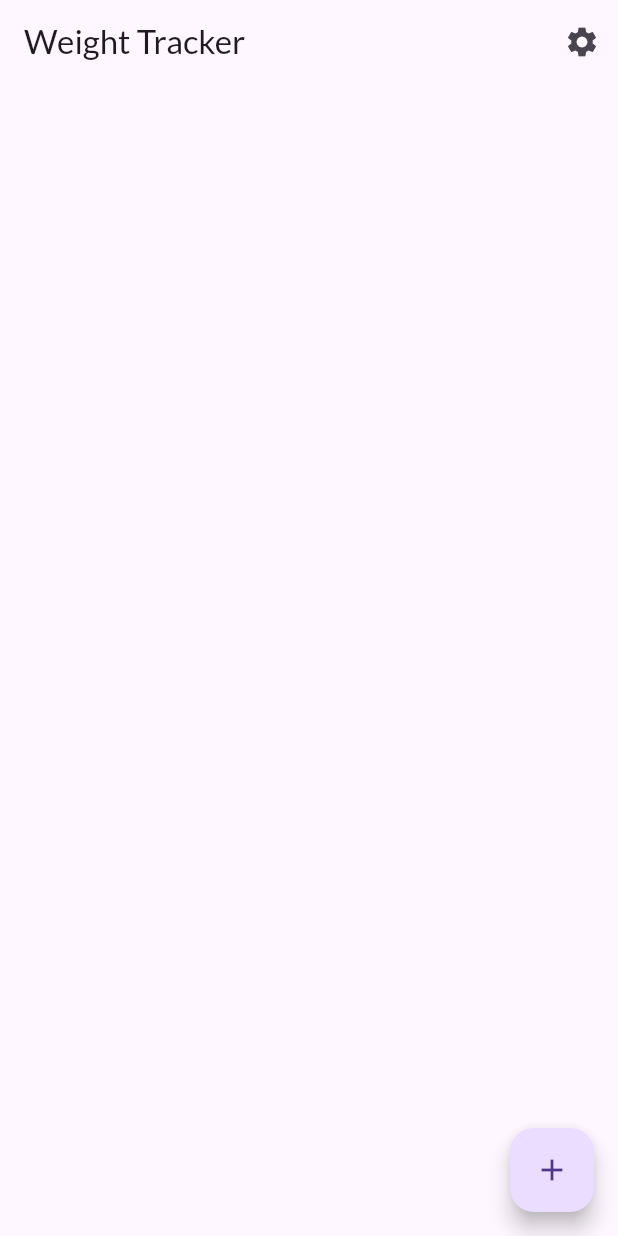
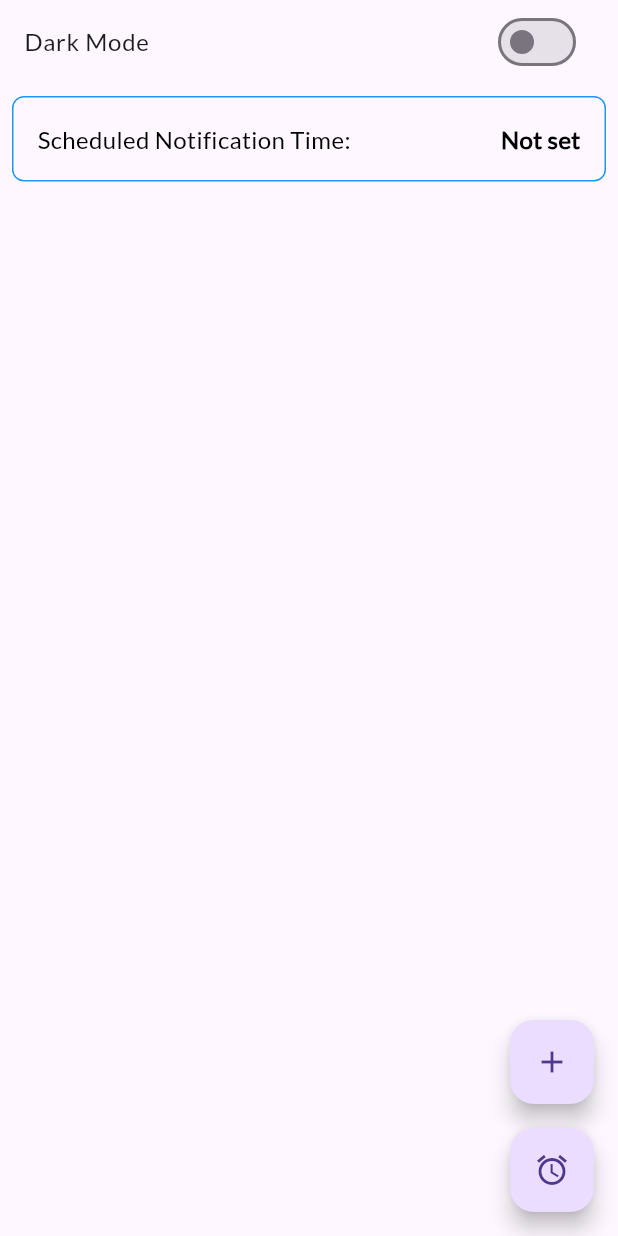
Before and after one commit to aatikakhan/weight-tracker, a Flutter app: the screen it shows after launch, on a phone screen of 412 x 824 dp. Run offline on Flutter 3.47's test engine with Material 3 defaults, Android fonts, the phone set to English and light mode, and no system bars; our stand-ins replace flutter_local_notifications, sqflite, timezone; accounts and stored records are empty.

Commit message:
fix display of widgets with notification time

```diff
--- a/lib/components/weight_entry_tile.dart
+++ b/lib/components/weight_entry_tile.dart
@@ -9,7 +9,8 @@ class WeightEntryTile extends StatelessWidget {
 
   @override
   Widget build(BuildContext context) {
-    String formattedDate = DateFormat('dd MMMM yyyy hh:mm').format(entry.date);
+    String formattedDate =
+        DateFormat('dd MMMM yyyy hh:mm a').format(entry.date);
     return ListTile(
       title: entry.isMissed
           ? const Text(
--- a/lib/main.dart
+++ b/lib/main.dart
@@ -2,7 +2,7 @@ import 'package:flutter/material.dart';
 import 'package:provider/provider.dart';
 import 'providers/weight_provider.dart';
 import 'screens/home_screen.dart';
-import 'screens/settings_screen.dart';
+// import 'screens/settings_screen.dart';
 import 'services/notification_service.dart';
 import 'theme/theme.dart';
 import 'package:timezone/data/latest.dart' as tz;
@@ -11,6 +11,7 @@ void main() async {
   WidgetsFlutterBinding.ensureInitialized();
   await NotificationService().init();
   tz.initializeTimeZones();
+
   runApp(const MyApp());
 }
 
@@ -19,8 +20,11 @@ class MyApp extends StatelessWidget {
 
   @override
   Widget build(BuildContext context) {
-    return ChangeNotifierProvider(
-      create: (_) => WeightProvider(),
+    return MultiProvider(
+      providers: [
+        ChangeNotifierProvider(create: (_) => WeightProvider()),
+        Provider(create: (_) => NotificationService()), // Provide NotificationService
+      ],
       child: Consumer<WeightProvider>(
         builder: (context, weightProvider, child) {
           return MaterialApp(
--- a/lib/screens/home_screen.dart
+++ b/lib/screens/home_screen.dart
@@ -1,6 +1,7 @@
 import 'package:flutter/material.dart';
 import 'package:provider/provider.dart';
 import '../providers/weight_provider.dart';
+import '../services/notification_service.dart';
 import '../components/weight_entry_tile.dart';
 
 class HomeScreen extends StatefulWidget {
@@ -15,6 +16,31 @@ class _HomeScreenState extends State<HomeScreen> {
   void initState() {
     super.initState();
     Provider.of<WeightProvider>(context, listen: false).loadWeights();
+  }
+
+  void _scheduleNotification() async {
+    TimeOfDay? time = await showTimePicker(
+      context: context,
+      initialTime: TimeOfDay.now(),
+    );
+
+    if (time != null) {
+      final notificationService =
+          Provider.of<NotificationService>(context, listen: false);
+      notificationService.selectNotificationTime(time);
+      await notificationService.scheduleDailyNotification(time);
+
+      // Display a snack bar to indicate the scheduled time
+      ScaffoldMessenger.of(context).showSnackBar(
+        SnackBar(
+          content: Text(
+              'Notification scheduled for ${notificationService.getFormattedNotificationTime()}'),
+        ),
+      );
+
+      // Trigger a rebuild to update the UI
+      setState(() {});
+    }
   }
 
   void _addWeight() async {
@@ -51,19 +77,53 @@ class _HomeScreenState extends State<HomeScreen> {
 
   @override
   Widget build(BuildContext context) {
+    final notificationService = Provider.of<NotificationService>(context);
+    final weightProvider = Provider.of<WeightProvider>(context);
+
     return Scaffold(
       appBar: AppBar(
         title: const Text('Weight Tracker'),
         actions: [
-          IconButton(
-            icon: const Icon(Icons.settings),
-            onPressed: () {
-              Navigator.pushNamed(context, '/settings');
+          SizedBox(
+            width: MediaQuery.of(context).size.width, // or a specific width
+            child: SwitchListTile(
+              title: const Text('Dark Mode'),
+              value: weightProvider.isDarkMode,
+              onChanged: (value) {
+                weightProvider.toggleTheme();
               },
+            ),
+          )
+        ],
+      ),
+      body: Column(
+        children: [
+          // Permanent tile to display scheduled notification time
+          Container(
+            padding: const EdgeInsets.all(16.0),
+            margin: const EdgeInsets.all(8.0),
+            decoration: BoxDecoration(
+              border: Border.all(color: Colors.blue),
+              borderRadius: BorderRadius.circular(8.0),
+            ),
+            child: Row(
+              mainAxisAlignment: MainAxisAlignment.spaceBetween,
+              children: [
+                const Text(
+                  'Scheduled Notification Time:',
+                  style: TextStyle(fontSize: 16),
+                ),
+                Text(
+                  notificationService.getFormattedNotificationTime(),
+                  style: const TextStyle(
+                      fontSize: 16, fontWeight: FontWeight.bold),
                 ),
               ],
             ),
-      body: Consumer<WeightProvider>(
+          ),
+          Expanded(
+            // Ensuring the ListView takes the remaining space
+            child: Consumer<WeightProvider>(
               builder: (context, weightProvider, child) {
                 List weightList = weightProvider.weights.reversed.toList();
                 return ListView.builder(
@@ -74,9 +134,22 @@ class _HomeScreenState extends State<HomeScreen> {
                 );
               },
             ),
-      floatingActionButton: FloatingActionButton(
+          ),
+        ],
+      ),
+      floatingActionButton: Column(
+        mainAxisAlignment: MainAxisAlignment.end,
+        children: [
+          FloatingActionButton(
             onPressed: _addWeight,
             child: const Icon(Icons.add),
+          ),
+          const SizedBox(height: 16),
+          FloatingActionButton(
+            onPressed: _scheduleNotification,
+            child: const Icon(Icons.alarm),
+          ),
+        ],
       ),
     );
   }
--- a/lib/services/notification_service.dart
+++ b/lib/services/notification_service.dart
@@ -1,15 +1,19 @@
 import 'package:flutter/material.dart';
 import 'package:flutter_local_notifications/flutter_local_notifications.dart';
+import 'package:intl/intl.dart';
 import 'package:timezone/timezone.dart' as tz;
 
 class NotificationService {
   final FlutterLocalNotificationsPlugin _flutterLocalNotificationsPlugin =
       FlutterLocalNotificationsPlugin();
 
+  TimeOfDay? _notificationTime; // Variable to store the notification time
+
   Future<void> init() async {
     // Android Initialization Settings
     const AndroidInitializationSettings initializationSettingsAndroid =
-        AndroidInitializationSettings('@mipmap/ic_launcher'); // Use your icon here
+        AndroidInitializationSettings(
+            '@mipmap/ic_launcher'); // Use your app icon
 
     const InitializationSettings initializationSettings =
         InitializationSettings(
@@ -40,9 +44,27 @@ class NotificationService {
         ?.createNotificationChannel(channel);
   }
 
+  // Method to select notification time
+  void selectNotificationTime(TimeOfDay time) {
+    _notificationTime = time; // Store the selected time
+  }
+
+  // Method to get formatted notification time for display
+  String getFormattedNotificationTime() {
+    if (_notificationTime != null) {
+      // Convert TimeOfDay to DateTime
+      DateTime now = DateTime.now();
+      DateTime dateTime = DateTime(now.year, now.month, now.day,
+          _notificationTime!.hour, _notificationTime!.minute);
+      return DateFormat.jm().format(dateTime); // Format as "hh:mm AM/PM"
+    }
+    return 'Not set';
+  }
+
+  // Method to schedule daily notifications
   Future<void> scheduleDailyNotification(TimeOfDay time) async {
     await _flutterLocalNotificationsPlugin.zonedSchedule(
-      0,
+      0, // Notification ID
       'Weight Tracker Reminder',
       'Don\'t forget to record your weight today!',
       _nextInstanceOfTime(time),
@@ -68,6 +90,7 @@ class NotificationService {
     );
   }
 
+  // Helper method to determine the next instance of the scheduled time
   tz.TZDateTime _nextInstanceOfTime(TimeOfDay time) {
     final now = tz.TZDateTime.now(tz.local);
     tz.TZDateTime scheduledDate = tz.TZDateTime(
```
Lines whose indentation alone changed are shown as unchanged.
